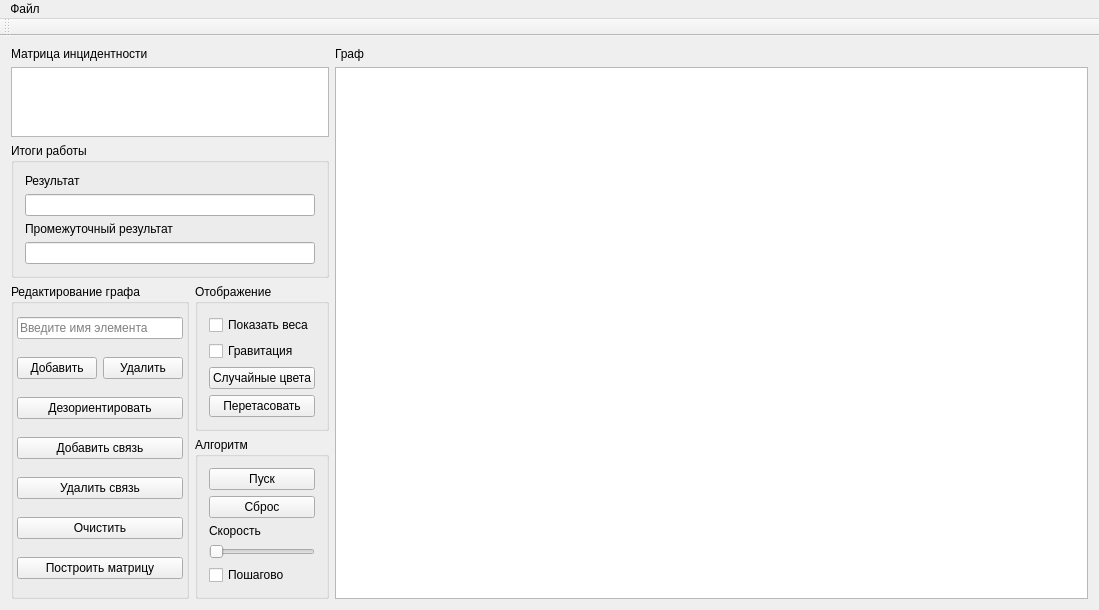
This is Algorithms/L3/mainwindow.ui in SqrtMinusOne/SEM3_LABS as Qt 5 draws it before an edit. The edited form follows.
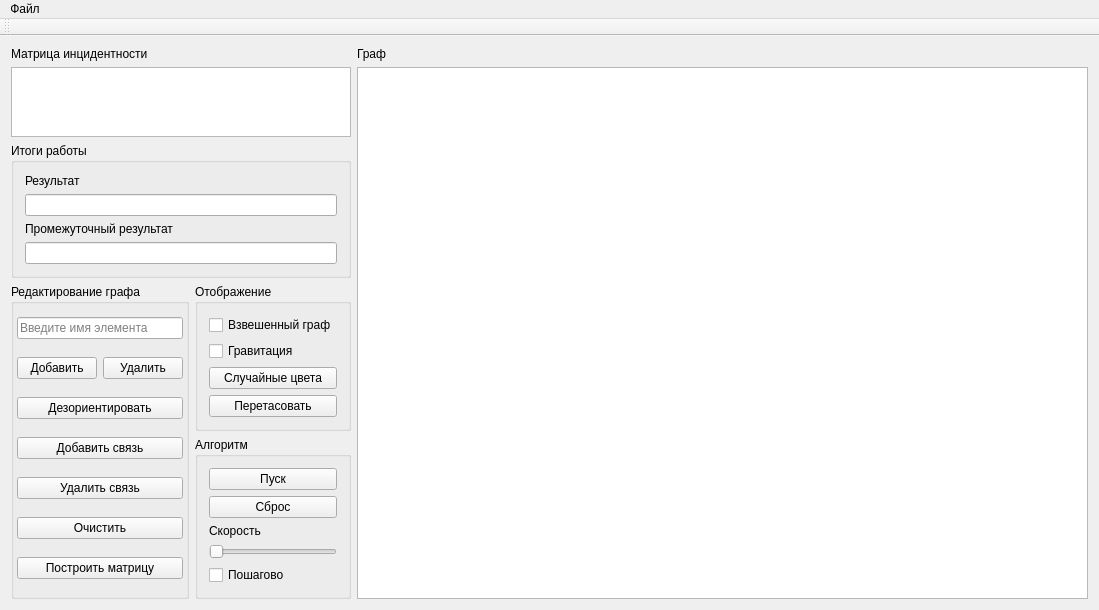
This is the edited form.

What changed in the file:
```diff
--- a/Algorithms/L3/mainwindow.ui
+++ b/Algorithms/L3/mainwindow.ui
@@ -185,7 +185,7 @@
              <item>
               <widget class="QCheckBox" name="checkBox">
                <property name="text">
-                <string>Показать веса</string>
+                <string>Взвешенный граф</string>
                </property>
               </widget>
              </item>
```
Left out of the diff: 2 changed lines with no effect on the pictures.
